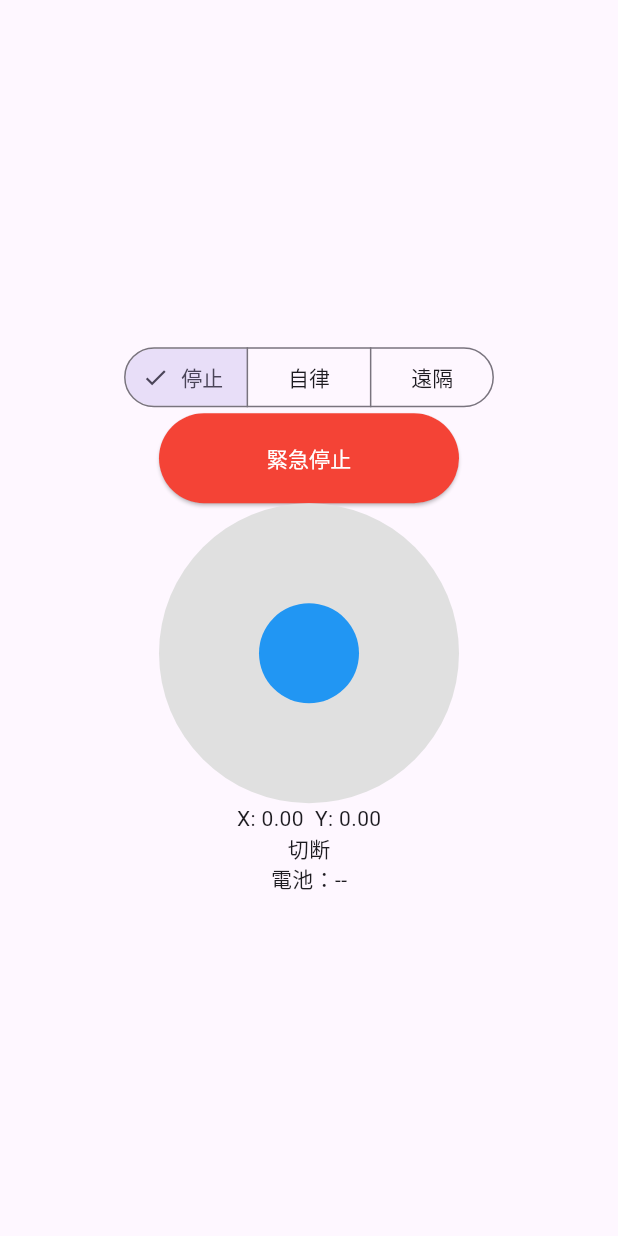
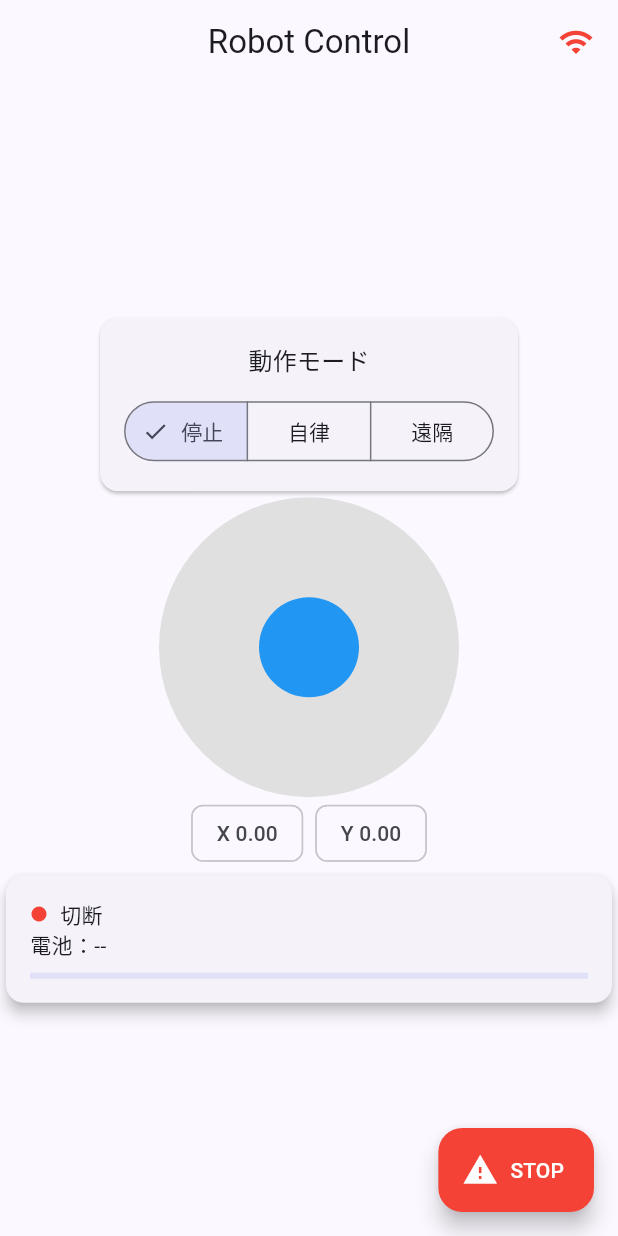
Before and after one commit to yuba-k/Fes2026, a Flutter app: the screen it shows after launch, on a phone screen of 412 x 824 dp. Run offline on Flutter 3.47's test engine with Material 3 defaults, Android fonts, the light colour scheme and no system bars.

Commit message:
ControlPageにロボット制御用のアプリバーと接続状況表示を追加し、UIを改善

```diff
--- a/panel/lib/main.dart
+++ b/panel/lib/main.dart
@@ -11,7 +11,22 @@ class MyApp extends StatelessWidget {
   @override
   Widget build(BuildContext context) {
     return MaterialApp(
-      home: ControlPage()   // ControlPage()
+      debugShowCheckedModeBanner: false,
+
+      theme: ThemeData(
+        useMaterial3: true,
+        colorSchemeSeed: Colors.indigo,
+      ),
+
+      darkTheme: ThemeData(
+       useMaterial3: true,
+       brightness: Brightness.dark,
+       colorSchemeSeed: Colors.cyan,
+      ),
+
+      themeMode: ThemeMode.system,
+
+      home: ControlPage(),
     );
   }
 }
--- a/panel/lib/screens/control_screen.dart
+++ b/panel/lib/screens/control_screen.dart
@@ -1,3 +1,4 @@
+import 'package:flutter/foundation.dart';
 import 'package:flutter/material.dart';
 import '../widgets/joystick.dart';
 import '../control_state.dart';
@@ -34,10 +35,40 @@ class _ControlPageState extends State<ControlPage> {
   @override
   Widget build(BuildContext context) {
     return Scaffold(
+      appBar: AppBar(
+        title: const Text("Robot Control"),
+        centerTitle: true,
+        actions: [
+          ValueListenableBuilder<bool>(
+            valueListenable: _link.connected,
+            builder: (_, connected, _){
+              return Padding(
+                padding: const EdgeInsets.only(right: 16),
+                child: Icon(
+                  Icons.wifi,
+                  color: connected
+                    ? Colors.green
+                    : Colors.red,
+                ),
+              );
+            }
+          )
+        ],
+      ),
       body: Center(
         child: Column(
           mainAxisSize: MainAxisSize.min,
           children: [
+            Card(
+              child: Padding(
+                padding: const EdgeInsets.all(16),
+                child: Column(
+                  children: [
+                    Text(
+                      "動作モード",
+                      style: Theme.of(context).textTheme.titleMedium,
+                    ),
+                    const SizedBox(height: 12),
                     SegmentedButton(
                       segments: [
                         ButtonSegment(value: Mode.stop, label:Text("停止")),
@@ -51,18 +82,9 @@ class _ControlPageState extends State<ControlPage> {
                         });
                       },
                     ),
-            ElevatedButton(
-              style: ElevatedButton.styleFrom(
-                backgroundColor: Colors.red,
-                foregroundColor: Colors.white,
-                minimumSize: const Size(200, 60),
+                  ],
                 ),
-              onPressed: () {
-                setState(() {
-                  _state.stop();
-                });
-              },
-              child: const Text("緊急停止"),
+              )
             ),
             Joystick(
               size: 200,
@@ -74,23 +96,84 @@ class _ControlPageState extends State<ControlPage> {
                 });
               },
             ),
-            Text('X: ${_x.toStringAsFixed(2)}  Y: ${_y.toStringAsFixed(2)}'),
+            Row(
+              mainAxisAlignment: MainAxisAlignment.center,
+              children: [
+                Chip(
+                  label: Text("X ${_x.toStringAsFixed(2)}"),),
+                  const SizedBox(width: 8),
+                  Chip(
+                    label: Text("Y ${_y.toStringAsFixed(2)}"),
+                  )
+              ],
+            ),
+            Card(
+              elevation: 4,
+              child: Padding(
+                padding: const EdgeInsets.all(16),
+                child: Column(
+                  children: [
                     ValueListenableBuilder<bool>(
                       valueListenable: _link.connected,
-              builder: (context, connected, child){
-                return Text(connected ? "接続中" : "切断");
+                      builder: (_, connected, _){
+                        return Row(
+                          children: [
+                            Icon(
+                              Icons.circle,
+                              size: 12,
+                              color: connected
+                                ? Colors.green
+                                : Colors.red,
+                            ),
+                            const SizedBox(width: 8),
+                            Text(
+                              connected ? "接続中" : "切断",
+                            )
+                          ],
+                        );
                       }
                     ),
                     ValueListenableBuilder(
                       valueListenable: _link.batteryMv,
-              builder: (context, mv, child){
-                return Text(
-                  mv == null ? "電池：--" : "電池：${(mv/1000).toStringAsFixed(2)}V",
+                      builder: (_, mv, _){
+                        final voltage = mv == null ? 0 : mv/1000;
+
+                        return Column(
+                          crossAxisAlignment: CrossAxisAlignment.start,
+                          children: [
+                            Text(
+                              mv == null
+                                ? "電池：--"
+                                : "電池：${voltage.toStringAsFixed(2)}V"
+                            ),
+                            const SizedBox(height: 8),
+                            LinearProgressIndicator(
+                              value: mv == null
+                                ? 0
+                                : ((mv - 7000)/1400).clamp(0.0, 1.0)
+                            )
+                          ],
                         );
                       }
                     )
+                  ]
+                )
+              )
+            ),
           ],
         ),
+      ),
+      floatingActionButton:
+        FloatingActionButton.extended(
+          backgroundColor: Colors.red,
+          foregroundColor: Colors.white,
+          icon: const Icon(Icons.warning),
+          label: const Text("STOP"),
+          onPressed: (){
+            setState((){
+              _state.stop();
+            });
+          },
         ),
     );
   }
```
Lines whose indentation alone changed are shown as unchanged.
